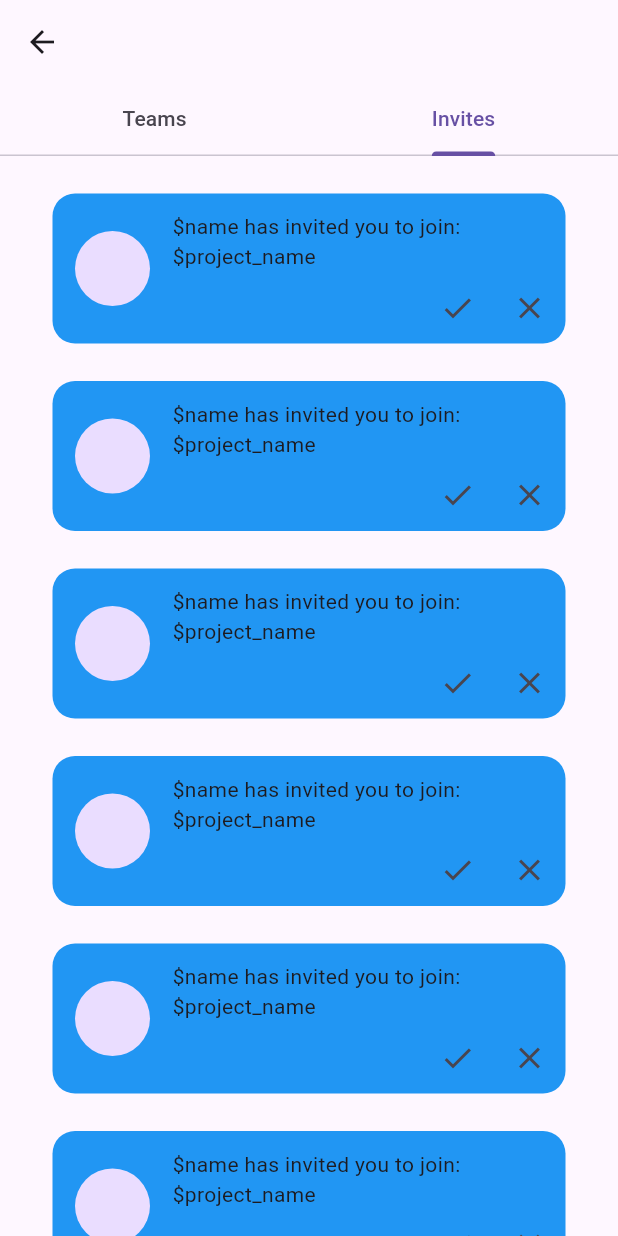
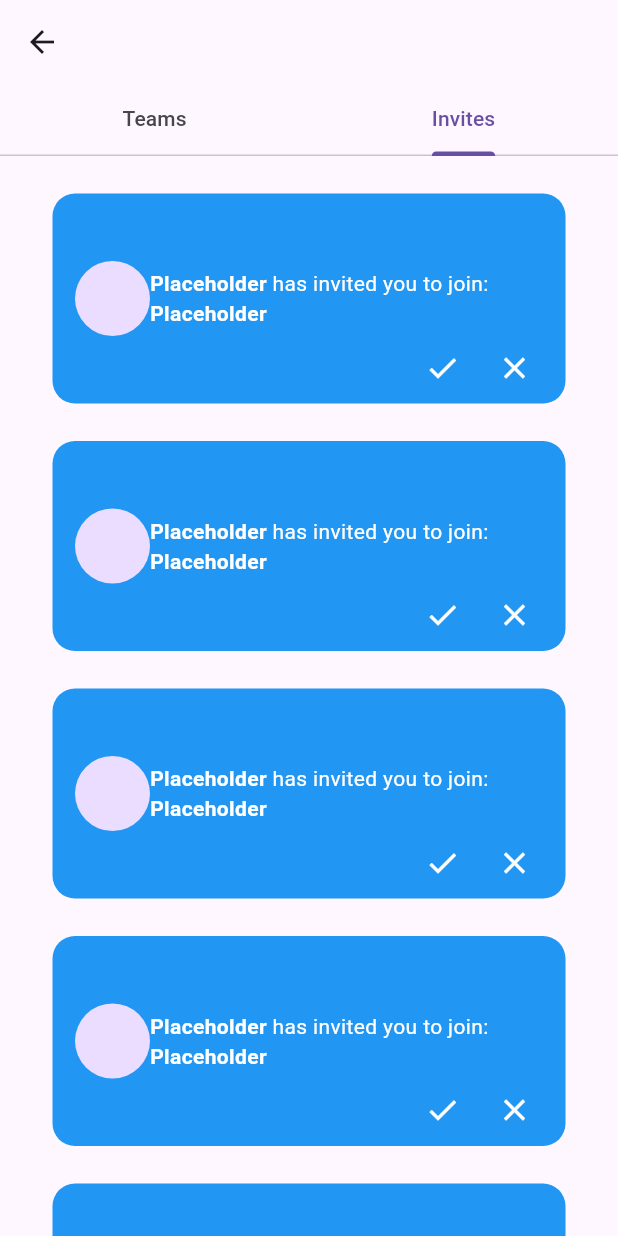
Before and after one commit to Pipeline-To-Better-Placemaking/P2BP-2025Spring-Mobile, a Flutter app: the TeamsAndInvitesPage screen opened by its route, tab 2 chosen, after a tap on the "check" icon, on a phone screen of 412 x 824 dp. Run offline on Flutter 3.47's test engine with Material 3 defaults, Android fonts, the phone set to English and light mode, and no system bars.

Commit message:
Finished dynamic formatting of text for the front end of Teams and Invites pages.

```diff
--- a/lib/teams_and_invites_page.dart
+++ b/lib/teams_and_invites_page.dart
@@ -8,7 +8,7 @@ class TeamsAndInvitesPage extends StatefulWidget {
 }
 
 class _TeamsAndInvitesPageState extends State<TeamsAndInvitesPage> {
-  List<int> items = [1, 2, 3, 4, 5];
+  List<int> items = [123, 3, 51, 2, 531, 3, 5];
   int itemCount = 7;
 
   @override
@@ -27,37 +27,24 @@ class _TeamsAndInvitesPageState extends State<TeamsAndInvitesPage> {
           ),
           body: TabBarView(
             children: [
+              // TODO Backend: if list of projects is not empty
               itemCount > 0
+                  // Iterate through list of projects, each being a card.
+                  // Update variables each time with: color, team name, num of
+                  // projects, and members list from database.
                   ? ListView.separated(
                       padding: const EdgeInsets.only(
-                          left: 35, right: 35, top: 50, bottom: 20),
+                        left: 35,
+                        right: 35,
+                        top: 50,
+                        bottom: 20,
+                      ),
                       itemCount: itemCount,
                       itemBuilder: (BuildContext context, int index) {
-                        return Container(
-                          decoration: const BoxDecoration(
-                            color: Colors.blue,
-                            borderRadius: BorderRadius.all(Radius.circular(15)),
-                          ),
-                          height: 200,
-                          child: const Row(
-                            children: <Widget>[
-                              CircleAvatar(
-                                radius: 35,
-                              ),
-                              Column(
-                                children: <Widget>[
-                                  Text('Team: \$team_name'),
-                                  Text('\$num_of_projects projects'),
-                                  Row(
-                                    children: [
-                                      Text('Members: '),
-                                    ],
-                                  )
-                                ],
-                              ),
-                              Icon(Icons.chevron_right),
-                            ],
-                          ),
+                        return TeamCard(
+                          color: Colors.blue,
+                          teamName: 'Placeholder',
+                          numProjects: items[index],
                         );
                       },
                       separatorBuilder: (BuildContext context, int index) =>
@@ -78,56 +65,10 @@ class _TeamsAndInvitesPageState extends State<TeamsAndInvitesPage> {
                       ),
                       itemCount: itemCount,
                       itemBuilder: (BuildContext context, int index) {
-                        return Container(
-                          decoration: const BoxDecoration(
-                            color: Colors.blue,
-                            borderRadius: BorderRadius.all(Radius.circular(15)),
-                          ),
-                          height: 100,
-                          child: Row(
-                            mainAxisAlignment: MainAxisAlignment.start,
-                            crossAxisAlignment: CrossAxisAlignment.center,
-                            children: <Widget>[
-                              const SizedBox(width: 15),
-                              const CircleAvatar(
-                                radius: 25,
-                              ),
-                              const SizedBox(width: 15),
-                              Expanded(
-                                child: Column(
-                                  mainAxisAlignment: MainAxisAlignment.end,
-                                  crossAxisAlignment: CrossAxisAlignment.start,
-                                  children: <Widget>[
-                                    const Flexible(
-                                      child: Text(
-                                          '\$name has invited you to join: \$project_name'),
-                                    ),
-                                    Row(
-                                      mainAxisAlignment: MainAxisAlignment.end,
-                                      crossAxisAlignment:
-                                          CrossAxisAlignment.end,
-                                      children: <Widget>[
-                                        IconButton(
-                                          icon: const Icon(Icons.check),
-                                          tooltip: 'Accept invitation',
-                                          onPressed: () {
-                                            // TODO: Actual function
-                                          },
-                                        ),
-                                        IconButton(
-                                          icon: const Icon(Icons.clear),
-                                          tooltip: 'Deny invitation',
-                                          onPressed: () {
-                                            // TODO: Actual function
-                                          },
-                                        ),
-                                      ],
-                                    ),
-                                  ],
-                                ),
-                              ),
-                            ],
-                          ),
+                        return const InviteCard(
+                          color: Colors.blue,
+                          name: 'Placeholder',
+                          teamName: 'Placeholder',
                         );
                       },
                       separatorBuilder: (BuildContext context, int index) =>
@@ -143,3 +84,233 @@ class _TeamsAndInvitesPageState extends State<TeamsAndInvitesPage> {
     );
   }
 }
+
+class TeamCard extends StatelessWidget {
+  final Color color;
+  final String teamName;
+  final int numProjects; // TODO: Variable class project, project.numProjects
+  // TODO: final List<Members> members; (implement list of members to use for
+  // members section with cover photos)
+
+  const TeamCard({
+    super.key,
+    required this.color,
+    required this.teamName,
+    required this.numProjects,
+  });
+
+  @override
+  Widget build(BuildContext context) {
+    return Container(
+      decoration: BoxDecoration(
+        color: color,
+        borderRadius: const BorderRadius.all(Radius.circular(15)),
+      ),
+      height: 200,
+      child: Row(
+        children: <Widget>[
+          const SelectedIconInkWell(),
+          const CircleAvatar(
+            radius: 35,
+          ),
+          const SizedBox(width: 20),
+          Flexible(
+            child: Column(
+              mainAxisAlignment: MainAxisAlignment.center,
+              crossAxisAlignment: CrossAxisAlignment.start,
+              children: <Widget>[
+                Text.rich(
+                  overflow: TextOverflow.ellipsis,
+                  maxLines: 2,
+                  style: const TextStyle(
+                    color: Colors.white,
+                  ),
+                  TextSpan(
+                    children: [
+                      const TextSpan(text: 'Team: '),
+                      TextSpan(
+                        text: teamName,
+                        style: const TextStyle(fontWeight: FontWeight.bold),
+                      ),
+                    ],
+                  ),
+                ),
+                Text.rich(
+                  overflow: TextOverflow.ellipsis,
+                  maxLines: 2,
+                  style: const TextStyle(
+                    color: Colors.white,
+                  ),
+                  TextSpan(
+                    children: [
+                      TextSpan(
+                        text: '$numProjects ',
+                        style: const TextStyle(fontWeight: FontWeight.bold),
+                      ),
+                      const TextSpan(text: 'Projects'),
+                    ],
+                  ),
+                ),
+                const Row(
+                  children: [
+                    Text(
+                      'Members: ',
+                      style: const TextStyle(
+                        color: Colors.white,
+                      ),
+                    ),
+                  ],
+                )
+              ],
+            ),
+          ),
+          Align(
+            alignment: Alignment.centerRight,
+            child: IconButton(
+              icon: const Icon(
+                Icons.chevron_right,
+                color: Colors.white,
+              ),
+              tooltip: 'Open team settings',
+              onPressed: () {
+                // TODO: Actual function
+              },
+            ),
+          ),
+        ],
+      ),
+    );
+  }
+}
+
+class SelectedIconInkWell extends StatefulWidget {
+  const SelectedIconInkWell({
+    super.key,
+  });
+
+  @override
+  State<SelectedIconInkWell> createState() => _SelectedIconInkWellState();
+}
+
+class _SelectedIconInkWellState extends State<SelectedIconInkWell> {
+  bool selected = false;
+  Icon icon = const Icon(Icons.radio_button_off);
+  int i = 0;
+
+  @override
+  Widget build(BuildContext context) {
+    return Align(
+      alignment: Alignment.bottomLeft,
+      child: Padding(
+        padding: const EdgeInsets.only(
+            left: 10.0, bottom: 10.0, right: 5.0, top: 5.0),
+        child: Tooltip(
+          message: "Select team",
+          child: InkWell(
+            child: icon,
+            onTap: () {
+              print("Tapped $i");
+              i++;
+              setState(() {
+                selected = !selected;
+                selected
+                    ? icon = const Icon(Icons.radio_button_on)
+                    : icon = const Icon(Icons.radio_button_off);
+              });
+              // TODO: Actual function
+            },
+          ),
+        ),
+      ),
+    );
+  }
+}
+
+class InviteCard extends StatelessWidget {
+  final Color color;
+  final String name;
+  final String teamName;
+  // TODO: final List<Members> members; (for cover photo, not implemented yet)
+
+  const InviteCard({
+    super.key,
+    required this.color,
+    required this.name,
+    required this.teamName,
+  });
+
+  @override
+  Widget build(BuildContext context) {
+    return Container(
+      decoration: BoxDecoration(
+        color: color,
+        borderRadius: const BorderRadius.all(Radius.circular(15)),
+      ),
+      height: 140,
+      child: Row(
+        mainAxisAlignment: MainAxisAlignment.start,
+        crossAxisAlignment: CrossAxisAlignment.center,
+        children: <Widget>[
+          const SizedBox(width: 15),
+          const CircleAvatar(
+            radius: 25,
+          ),
+          Flexible(
+            child: Stack(
+              children: <Widget>[
+                Center(
+                  child: Text.rich(
+                    overflow: TextOverflow.ellipsis,
+                    maxLines: 2,
+                    style: const TextStyle(
+                      color: Colors.white,
+                    ),
+                    TextSpan(
+                      children: [
+                        TextSpan(
+                          text: name,
+                          style: const TextStyle(fontWeight: FontWeight.bold),
+                        ),
+                        const TextSpan(text: ' has invited you to join: '),
+                        TextSpan(
+                          text: teamName,
+                          style: const TextStyle(fontWeight: FontWeight.bold),
+                        ),
+                      ],
+                    ),
+                  ),
+                ),
+                Align(
+                  alignment: Alignment.bottomRight,
+                  child: Row(
+                    mainAxisAlignment: MainAxisAlignment.end,
+                    crossAxisAlignment: CrossAxisAlignment.end,
+                    children: <Widget>[
+                      IconButton(
+                        icon: const Icon(Icons.check),
+                        tooltip: 'Accept invitation',
+                        color: Colors.white,
+                        onPressed: () {
+                          // TODO: Actual function
+                        },
+                      ),
+                      IconButton(
+                        icon: const Icon(Icons.clear),
+                        tooltip: 'Deny invitation',
+                        color: Colors.white,
+                        onPressed: () {
+                          // TODO: Actual function
+                        },
+                      ),
+                    ],
+                  ),
+                ),
+              ],
+            ),
+          ),
+          const SizedBox(width: 10.0),
+        ],
+      ),
+    );
+  }
+}
```
